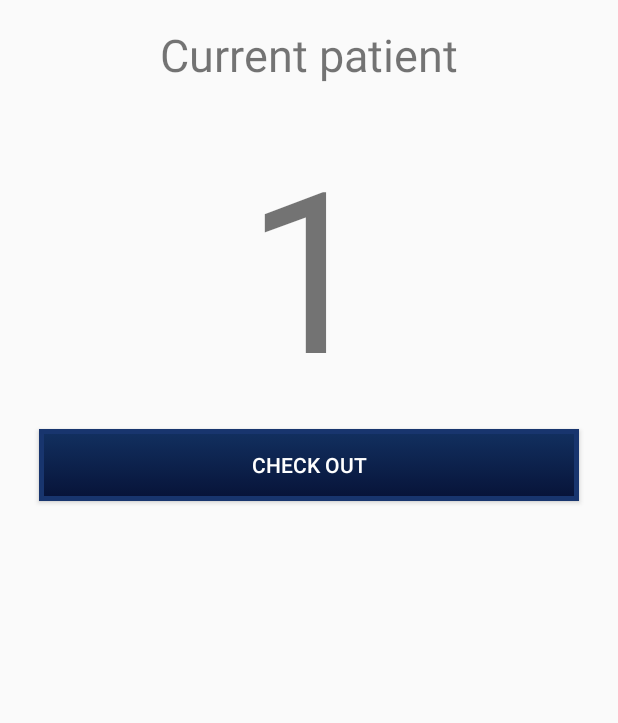
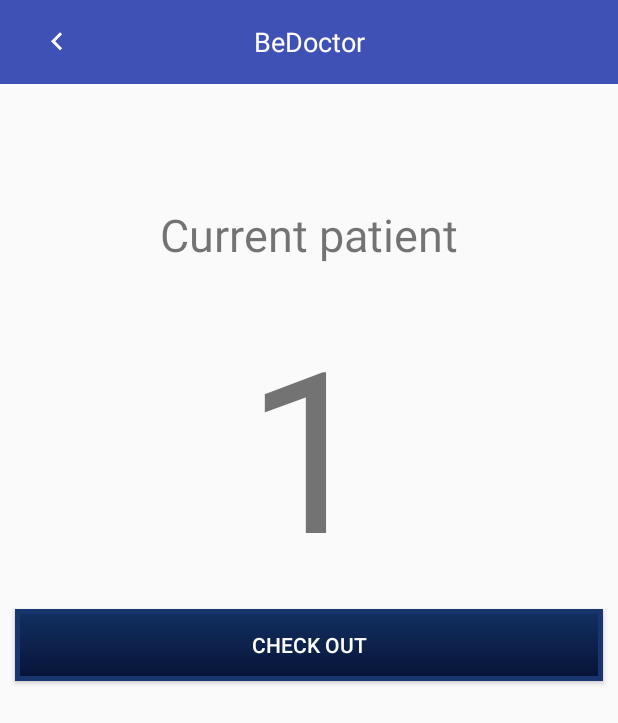
Before and after one commit to zentechthaingo/BeDoctor, an Android app: the screen it shows after launch (ManagerCheckin), after a tap on "OK", on a phone screen of 412 x 824 dp. Shown: the top 723 px of the screen. Run offline under Robolectric (Android 15) with nearby library versions, the phone set to English and light mode, and no system bars; our stand-ins replace ButterKnife, Firebase (no records; nobody signed in at launch, a user with empty details on screens opened directly); 1 statement that could not run was skipped.

Commit message:
add fireBase

```diff
--- a/app/src/main/java/bedoctor/zentech/com/bedoctor/MainActivity.java
+++ b/app/src/main/java/bedoctor/zentech/com/bedoctor/MainActivity.java
@@ -5,18 +5,52 @@ import android.os.Bundle;
 import android.support.v7.app.AppCompatActivity;
 import android.view.Menu;
 import android.view.MenuItem;
+import android.view.View;
+import android.widget.ImageView;
+import android.widget.TextView;
+import bedoctor.zentech.com.bedoctor.model.Doctor;
+import butterknife.Bind;
 import butterknife.ButterKnife;
 import butterknife.OnClick;
 import com.google.firebase.database.DatabaseReference;
 import com.google.firebase.database.FirebaseDatabase;
+import java.util.UUID;
 
 public class MainActivity extends AppCompatActivity {
   private DatabaseReference numberCustomer;
+  private DatabaseReference doctorInfor;
+  @Bind(R.id.bt_back) ImageView btBack;
+  @Bind(R.id.doctor_name) TextView nameDoctor;
+  @Bind(R.id.department) TextView department;
+  @Bind(R.id.limit_patient) TextView limitPatient;
 
   @Override protected void onCreate(Bundle savedInstanceState) {
     super.onCreate(savedInstanceState);
     setContentView(R.layout.activity_main);
     ButterKnife.bind(this);
+    btBack.setVisibility(View.GONE);
+  }
+
+  private void setUpDoctorInfor() {
+    doctorInfor = FirebaseDatabase.getInstance().getReference();
+    Doctor doctor = new Doctor();
+
+    UUID uuid = UUID.randomUUID();
+    doctor.setId(uuid.toString());
+
+    if (nameDoctor.getText() != null){
+      doctor.setName(nameDoctor.getText().toString());
+    }
+
+    if (department.getText() != null){
+      doctor.setDepartment(department.getText().toString());
+    }
+
+    if (limitPatient.getText() != null ){
+      doctor.setLimitPatient(limitPatient.getText().toString());
+    }
+
+    doctorInfor.child("doctor").child(doctor.getId()).setValue(doctor);
   }
 
   @Override
@@ -35,7 +69,12 @@ public class MainActivity extends AppCompatActivity {
   }
 
   @OnClick(R.id.ok)  public void okButton(){
+    setUpDoctorInfor();
     startActivity(new Intent(this, ManagerCheckin.class));
+  }
+
+  @OnClick(R.id.bt_back) public void onBackPress(){
+    onBackPressed();
   }
 
   @Override
@@ -51,4 +90,12 @@ public class MainActivity extends AppCompatActivity {
       return super.onOptionsItemSelected(item);
     }
   }
+
+  public DatabaseReference getDoctorInfor() {
+    return doctorInfor;
+  }
+
+  public void setDoctorInfor(DatabaseReference doctorInfor) {
+    this.doctorInfor = doctorInfor;
+  }
 }
--- a/app/src/main/java/bedoctor/zentech/com/bedoctor/ManagerCheckin.java
+++ b/app/src/main/java/bedoctor/zentech/com/bedoctor/ManagerCheckin.java
@@ -2,11 +2,51 @@ package bedoctor.zentech.com.bedoctor;
 
 import android.support.v7.app.AppCompatActivity;
 import android.os.Bundle;
+import android.util.Log;
+import android.widget.TextView;
+import android.widget.Toast;
+import butterknife.Bind;
+import butterknife.ButterKnife;
+import butterknife.OnClick;
+import com.google.firebase.database.DataSnapshot;
+import com.google.firebase.database.DatabaseError;
+import com.google.firebase.database.DatabaseReference;
+import com.google.firebase.database.FirebaseDatabase;
+import com.google.firebase.database.ValueEventListener;
+import org.w3c.dom.Text;
 
 public class ManagerCheckin extends AppCompatActivity {
+  private static final String TAG = ManagerCheckin.class.getSimpleName();
+  private DatabaseReference numberCustomer;
+  @Bind(R.id.current_patient_number) TextView currentPatientNumber;
 
   @Override protected void onCreate(Bundle savedInstanceState) {
     super.onCreate(savedInstanceState);
     setContentView(R.layout.activity_manager__checkin);
+    ButterKnife.bind(this);
+    numberCustomer = FirebaseDatabase.getInstance().getReference().child("number_checkin");
+    listener();
+  }
+
+  @OnClick(R.id.bt_back) public void onBackPress(){
+    onBackPressed();
+  }
+
+  private void listener() {
+    ValueEventListener numberListener = new ValueEventListener() {
+      @Override
+      public void onDataChange(DataSnapshot dataSnapshot) {
+        NumberCheckin numberCheckin = dataSnapshot.getValue(NumberCheckin.class);
+        currentPatientNumber.setText(numberCheckin.getCurrentCheckinNumber());
+      }
+
+      @Override
+      public void onCancelled(DatabaseError databaseError) {
+        // Getting Post failed, log a message
+        Log.w(TAG, "loadPost:onCancelled", databaseError.toException());
+        // ...
+      }
+    };
+    numberCustomer.addValueEventListener(numberListener);
   }
 }
--- /dev/null
+++ b/app/src/main/java/bedoctor/zentech/com/bedoctor/model/Doctor.java
@@ -0,0 +1,40 @@
+package bedoctor.zentech.com.bedoctor.model;
+
+public class Doctor {
+  private String name;
+  private String department;
+  private String limitPatient;
+  private String id;
+
+  public String getName() {
+    return name;
+  }
+
+  public void setName(String name) {
+    this.name = name;
+  }
+
+  public String getDepartment() {
+    return department;
+  }
+
+  public void setDepartment(String department) {
+    this.department = department;
+  }
+
+  public String getLimitPatient() {
+    return limitPatient;
+  }
+
+  public void setLimitPatient(String limitPatient) {
+    this.limitPatient = limitPatient;
+  }
+
+  public String getId() {
+    return id;
+  }
+
+  public void setId(String id) {
+    this.id = id;
+  }
+}
--- /dev/null
+++ b/app/src/main/res/drawable/ic_keyboard_arrow_left_white_24dp.xml
@@ -0,0 +1,9 @@
+<vector xmlns:android="http://schemas.android.com/apk/res/android"
+        android:width="24dp"
+        android:height="24dp"
+        android:viewportWidth="24.0"
+        android:viewportHeight="24.0">
+    <path
+        android:fillColor="#fffefe"
+        android:pathData="M15.41,16.09l-4.58,-4.59 4.58,-4.59L14,5.5l-6,6 6,6z"/>
+</vector>
--- a/app/src/main/res/layout/activity_main.xml
+++ b/app/src/main/res/layout/activity_main.xml
@@ -8,6 +8,11 @@
       android:layout_height="wrap_content"
       android:orientation="vertical"
       >
+    <include
+        layout="@layout/tool_bar"
+        android:layout_width="match_parent"
+        android:layout_height="?attr/actionBarSize"
+        />
 
     <android.support.design.widget.TextInputLayout
         android:layout_width="match_parent"
@@ -45,7 +50,7 @@
           android:layout_width="match_parent"
           android:layout_height="wrap_content"
           android:hint="@string/department_doctor"
-          android:inputType="datetime"
+          android:inputType="textNoSuggestions"
           />
 
     </android.support.design.widget.TextInputLayout>
@@ -65,7 +70,7 @@
           android:layout_width="match_parent"
           android:layout_height="wrap_content"
           android:hint="@string/limit_people"
-          android:inputType="phone"
+          android:inputType="number"
           />
 
     </android.support.design.widget.TextInputLayout>
--- a/app/src/main/res/layout/activity_manager__checkin.xml
+++ b/app/src/main/res/layout/activity_manager__checkin.xml
@@ -5,14 +5,17 @@
     android:id="@+id/activity_manager__checkin"
     android:layout_width="match_parent"
     android:layout_height="match_parent"
-    android:paddingBottom="@dimen/activity_vertical_margin"
-    android:paddingLeft="@dimen/activity_horizontal_margin"
-    android:paddingRight="@dimen/activity_horizontal_margin"
-    android:paddingTop="@dimen/activity_vertical_margin"
     tools:context="bedoctor.zentech.com.bedoctor.ManagerCheckin"
     >
+  <include
+      layout="@layout/tool_bar"
+      android:layout_width="match_parent"
+      android:layout_height="?attr/actionBarSize"
+      />
 
   <TextView
+      android:layout_below="@+id/toolbar"
+      android:layout_marginTop="80dp"
       android:id="@+id/current_patient"
       android:layout_width="wrap_content"
       android:layout_height="wrap_content"
@@ -41,6 +44,4 @@
       android:id="@+id/check_out"
       />
 
-
-
 </RelativeLayout>
--- a/app/src/main/res/layout/tool_bar.xml
+++ b/app/src/main/res/layout/tool_bar.xml
@@ -9,7 +9,13 @@
     android:minHeight="?attr/actionBarSize"
     app:titleTextColor="@android:color/white"
     >
-
+    <ImageView
+        android:layout_width="wrap_content"
+        android:layout_height="wrap_content"
+        android:padding="10dp"
+        android:src="@drawable/ic_keyboard_arrow_left_white_24dp"
+        android:id="@+id/bt_back"
+        />
     <TextView
         android:layout_width="wrap_content"
         android:layout_height="wrap_content"
```
